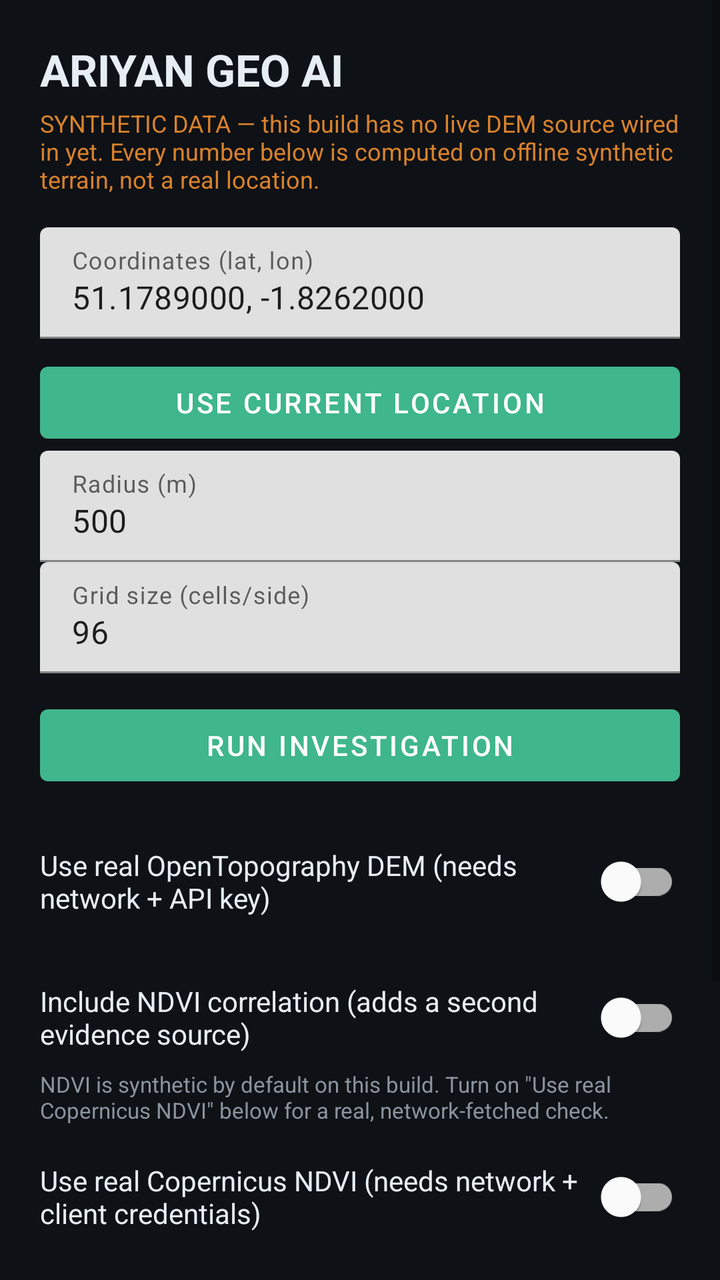
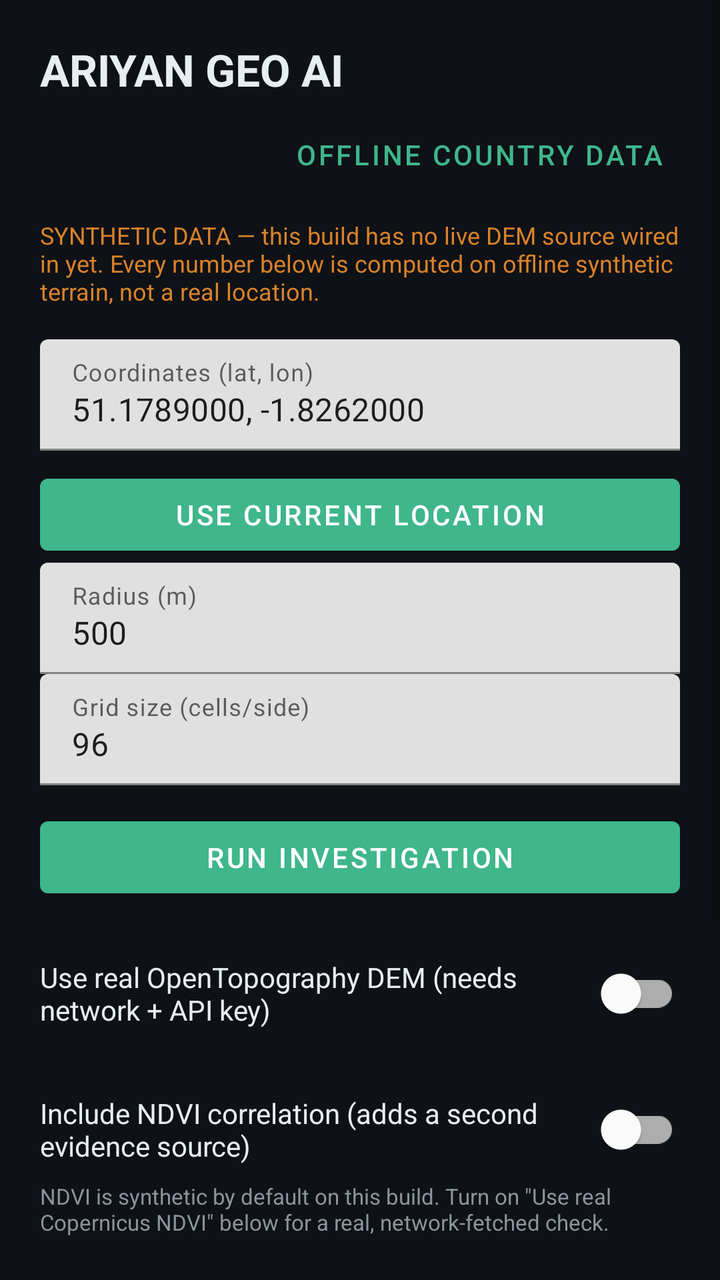

Two renders of the same Android screen: before a commit and after it. Below are the layout's source before the change and the commit's diff.
<!-- AndroidManifest.xml: application theme Theme.AriyanGeoAi -->
<!-- res/layout/activity_main.xml -->
<?xml version="1.0" encoding="utf-8"?>
<ScrollView xmlns:android="http://schemas.android.com/apk/res/android"
    xmlns:app="http://schemas.android.com/apk/res-auto"
    android:layout_width="match_parent"
    android:layout_height="match_parent"
    android:background="@color/ariyan_bg"
    android:fillViewport="true">

    <LinearLayout
        android:layout_width="match_parent"
        android:layout_height="wrap_content"
        android:orientation="vertical"
        android:padding="20dp">

        <TextView
            android:layout_width="match_parent"
            android:layout_height="wrap_content"
            android:text="@string/app_name"
            android:textColor="@color/ariyan_text_primary"
            android:textSize="22sp"
            android:textStyle="bold"
            android:paddingBottom="4dp" />

        <TextView
            android:id="@+id/textSyntheticNotice"
            android:layout_width="match_parent"
            android:layout_height="wrap_content"
            android:text="@string/synthetic_notice"
            android:textColor="@color/ariyan_warn"
            android:textSize="12sp"
            android:paddingBottom="16dp" />

        <com.google.android.material.textfield.TextInputLayout
            android:layout_width="match_parent"
            android:layout_height="wrap_content"
            android:hint="Coordinates (lat, lon)">
            <com.google.android.material.textfield.TextInputEditText
                android:id="@+id/inputCoords"
                android:layout_width="match_parent"
                android:layout_height="wrap_content"
                android:inputType="text"
                android:text="51.1789000, -1.8262000" />
        </com.google.android.material.textfield.TextInputLayout>

        <com.google.android.material.button.MaterialButton
            android:id="@+id/buttonUseLocation"
            android:layout_width="match_parent"
            android:layout_height="wrap_content"
            android:layout_marginTop="8dp"
            android:text="Use current location" />
        <com.google.android.material.textfield.TextInputLayout
            android:layout_width="match_parent"
            android:layout_height="wrap_content"
            android:hint="@string/hint_radius">
            <com.google.android.material.textfield.TextInputEditText
                android:id="@+id/inputRadius"
                android:layout_width="match_parent"
                android:layout_height="wrap_content"
                android:inputType="numberDecimal"
                android:text="500" />
        </com.google.android.material.textfield.TextInputLayout>

        <com.google.android.material.textfield.TextInputLayout
            android:layout_width="match_parent"
            android:layout_height="wrap_content"
            android:hint="@string/hint_grid">
            <com.google.android.material.textfield.TextInputEditText
                android:id="@+id/inputGrid"
                android:layout_width="match_parent"
                android:layout_height="wrap_content"
                android:inputType="number"
                android:text="96" />
        </com.google.android.material.textfield.TextInputLayout>

        <com.google.android.material.button.MaterialButton
            android:id="@+id/buttonRun"
            android:layout_width="match_parent"
            android:layout_height="wrap_content"
            android:layout_marginTop="12dp"
            android:text="@string/run_investigation"
            app:backgroundTint="@color/ariyan_accent" />

        <com.google.android.material.switchmaterial.SwitchMaterial
            android:id="@+id/switchRealDem"
            android:layout_width="match_parent"
            android:layout_height="wrap_content"
            android:layout_marginTop="20dp"
            android:text="@string/use_real_dem"
            android:textColor="@color/ariyan_text_primary" />

        <TextView
            android:id="@+id/textRealDemNotice"
            android:layout_width="match_parent"
            android:layout_height="wrap_content"
            android:text="@string/real_dem_notice"
            android:textColor="@color/ariyan_text_secondary"
            android:textSize="11sp"
            android:paddingTop="2dp"
            android:visibility="gone" />

        <com.google.android.material.textfield.TextInputLayout
            android:id="@+id/layoutApiKey"
            android:layout_width="match_parent"
            android:layout_height="wrap_content"
            android:layout_marginTop="8dp"
            android:hint="@string/hint_api_key"
            android:visibility="gone">
            <com.google.android.material.textfield.TextInputEditText
                android:id="@+id/inputApiKey"
                android:layout_width="match_parent"
                android:layout_height="wrap_content"
                android:inputType="textPassword" />
        </com.google.android.material.textfield.TextInputLayout>

        <com.google.android.material.textfield.TextInputLayout
            android:id="@+id/layoutDemType"
            android:layout_width="match_parent"
            android:layout_height="wrap_content"
            android:hint="@string/hint_demtype"
            android:visibility="gone">
            <com.google.android.material.textfield.TextInputEditText
                android:id="@+id/inputDemType"
                android:layout_width="match_parent"
                android:layout_height="wrap_content"
                android:text="SRTMGL1" />
        </com.google.android.material.textfield.TextInputLayout>

        <com.google.android.material.switchmaterial.SwitchMaterial
            android:id="@+id/switchNdviCorrelation"
            android:layout_width="match_parent"
            android:layout_height="wrap_content"
            android:layout_marginTop="20dp"
            android:text="Include NDVI correlation (adds a second evidence source)"
            android:textColor="@color/ariyan_text_primary" />

        <TextView
            android:id="@+id/textNdviNotice"
            android:layout_width="match_parent"
            android:layout_height="wrap_content"
            android:text="NDVI is synthetic by default on this build. Turn on &quot;Use real Copernicus NDVI&quot; below for a real, network-fetched check."
            android:textColor="@color/ariyan_text_secondary"
            android:textSize="11sp"
            android:paddingTop="2dp" />

        <com.google.android.material.switchmaterial.SwitchMaterial
            android:id="@+id/switchRealNdvi"
            android:layout_width="match_parent"
            android:layout_height="wrap_content"
            android:layout_marginTop="12dp"
            android:text="Use real Copernicus NDVI (needs network + client credentials)"
            android:textColor="@color/ariyan_text_primary" />

        <TextView
            android:id="@+id/textRealNdviNotice"
            android:layout_width="match_parent"
            android:layout_height="wrap_content"
            android:text="Requires your own free Copernicus Data Space Ecosystem OAuth client ID/secret (dataspace.copernicus.eu). Stored only in memory for this session — not saved to disk. Uses your device's data connection. For each DEM candidate, fetches real NDVI mean/stdDev for a small core area at the point and a larger halo area around it; a core significantly below the halo indicates vegetation stress, a real documented signature of buried features."
            android:textColor="@color/ariyan_text_secondary"
            android:textSize="11sp"
            android:paddingTop="2dp"
            android:visibility="gone" />

        <com.google.android.material.textfield.TextInputLayout
            android:id="@+id/layoutNdviClientId"
            android:layout_width="match_parent"
            android:layout_height="wrap_content"
            android:layout_marginTop="8dp"
            android:hint="Copernicus OAuth client ID"
            android:visibility="gone">
            <com.google.android.material.textfield.TextInputEditText
                android:id="@+id/inputNdviClientId"
                android:layout_width="match_parent"
                android:layout_height="wrap_content"
                android:inputType="text" />
        </com.google.android.material.textfield.TextInputLayout>

        <com.google.android.material.textfield.TextInputLayout
            android:id="@+id/layoutNdviClientSecret"
            android:layout_width="match_parent"
            android:layout_height="wrap_content"
            android:hint="Copernicus OAuth client secret"
            android:visibility="gone">
            <com.google.android.material.textfield.TextInputEditText
                android:id="@+id/inputNdviClientSecret"
                android:layout_width="match_parent"
                android:layout_height="wrap_content"
                android:inputType="textPassword" />
        </com.google.android.material.textfield.TextInputLayout>

        <com.google.android.material.switchmaterial.SwitchMaterial
            android:id="@+id/switchGpr"
            android:layout_width="match_parent"
            android:layout_height="wrap_content"
            android:layout_marginTop="20dp"
            android:text="Attach GPR field pick (adds a third, site-anchored evidence source)"
            android:textColor="@color/ariyan_text_primary" />

        <TextView
            android:id="@+id/textGprNotice"
            android:layout_width="match_parent"
            android:layout_height="wrap_content"
            android:text="Requires a real two-way travel time read off an actual radargram (no GPR device is parsed automatically yet). Only attaches when &quot;Include NDVI correlation&quot; above is also enabled, since only that investigation path currently supports a third evidence source."
            android:textColor="@color/ariyan_text_secondary"
            android:textSize="11sp"
            android:paddingTop="2dp" />

        <com.google.android.material.textfield.TextInputLayout
            android:id="@+id/layoutGprSoilPreset"
            android:layout_width="match_parent"
            android:layout_height="wrap_content"
            android:layout_marginTop="8dp"
            android:hint="Soil preset key (air, fresh_water, dry_sand, saturated_sand, dry_clay, saturated_clay, silt_dry, loam_dry, limestone, granite, concrete_dry, ice)"
            android:visibility="gone">
            <com.google.android.material.textfield.TextInputEditText
                android:id="@+id/inputGprSoilPreset"
                android:layout_width="match_parent"
                android:layout_height="wrap_content"
                android:inputType="text"
                android:text="loam_dry" />
        </com.google.android.material.textfield.TextInputLayout>

        <com.google.android.material.textfield.TextInputLayout
            android:id="@+id/layoutGprTwoWayTime"
            android:layout_width="match_parent"
            android:layout_height="wrap_content"
            android:hint="Two-way travel time (ns), as read off the radargram"
            android:visibility="gone">
            <com.google.android.material.textfield.TextInputEditText
                android:id="@+id/inputGprTwoWayTime"
                android:layout_width="match_parent"
                android:layout_height="wrap_content"
                android:inputType="numberDecimal" />
        </com.google.android.material.textfield.TextInputLayout>

        <com.google.android.material.textfield.TextInputLayout
            android:id="@+id/layoutGprDeviceNote"
            android:layout_width="match_parent"
            android:layout_height="wrap_content"
            android:hint="GPR device / method note (optional)"
            android:visibility="gone">
            <com.google.android.material.textfield.TextInputEditText
                android:id="@+id/inputGprDeviceNote"
                android:layout_width="match_parent"
                android:layout_height="wrap_content"
                android:inputType="text" />
        </com.google.android.material.textfield.TextInputLayout>

        <TextView
            android:id="@+id/textRealGprNotice"
            android:layout_width="match_parent"
            android:layout_height="wrap_content"
            android:text="Depth is converted from the travel time using a published reference soil velocity range (Daniels; Conyers) -- an approximation, not a site-calibrated measurement. Reported as a depth estimate with an explicit min/max range, never a single precise number. This is a manual field pick (entry_method=manual); no specific GPR device export is parsed automatically yet."
            android:textColor="@color/ariyan_text_secondary"
            android:textSize="11sp"
            android:paddingTop="2dp"
            android:visibility="gone" />

        <ProgressBar
            android:id="@+id/progressBar"
            android:layout_width="wrap_content"
            android:layout_height="wrap_content"
            android:layout_gravity="center"
            android:layout_marginTop="16dp"
            android:visibility="gone" />

        <TextView
            android:id="@+id/textConfidence"
            android:layout_width="match_parent"
            android:layout_height="wrap_content"
            android:layout_marginTop="20dp"
            android:textColor="@color/ariyan_accent"
            android:textSize="15sp"
            android:textStyle="bold" />

        <TextView
            android:id="@+id/textResults"
            android:layout_width="match_parent"
            android:layout_height="wrap_content"
            android:layout_marginTop="12dp"
            android:fontFamily="monospace"
            android:textColor="@color/ariyan_text_secondary"
            android:textSize="12sp"
            android:textIsSelectable="true" />

    </LinearLayout>
</ScrollView>
<!-- resources referenced by this layout -->
<resources>
  <color name="ariyan_accent">#3FB68B</color>
  <color name="ariyan_bg">#0E1116</color>
  <color name="ariyan_text_primary">#E6EDF3</color>
  <color name="ariyan_text_secondary">#8B949E</color>
  <color name="ariyan_warn">#D9822B</color>
  <string name="app_name">ARIYAN GEO AI</string>
  <string name="hint_api_key">OpenTopography API key</string>
  <string name="hint_demtype">Dataset (e.g. SRTMGL1, COP30, NASADEM)</string>
  <string name="hint_grid">Grid size (cells/side)</string>
  <string name="hint_radius">Radius (m)</string>
  <string name="real_dem_notice">Requires your own free OpenTopography API key (opentopography.org). Stored only in memory for this session — not saved to disk. Uses your device\'s data connection.</string>
  <string name="run_investigation">Run Investigation</string>
  <string name="synthetic_notice">SYNTHETIC DATA — this build has no live DEM source wired in yet. Every number below is computed on offline synthetic terrain, not a real location.</string>
  <string name="use_real_dem">Use real OpenTopography DEM (needs network + API key)</string>
  <style name="Theme.AriyanGeoAi" parent="Theme.MaterialComponents.DayNight.NoActionBar">
          <item name="colorPrimary">@color/ariyan_accent</item>
          <item name="colorPrimaryDark">@color/ariyan_bg</item>
          <item name="colorAccent">@color/ariyan_accent</item>
          <item name="android:windowBackground">@color/ariyan_bg</item>
          <item name="android:statusBarColor" tools:targetApi="l">@color/ariyan_bg</item>
      </style>
</resources>

<!-- the commit's change to res/layout/activity_main.xml (unified diff, before → after) -->
@@ -21,6 +21,16 @@
             android:textStyle="bold"
             android:paddingBottom="4dp" />
 
+        <com.google.android.material.button.MaterialButton
+            android:id="@+id/buttonOfflineData"
+            style="@style/Widget.MaterialComponents.Button.TextButton"
+            android:layout_width="wrap_content"
+            android:layout_height="wrap_content"
+            android:layout_gravity="end"
+            android:layout_marginBottom="8dp"
+            android:text="@string/open_offline_data"
+            android:textColor="@color/ariyan_accent" />
+
         <TextView
             android:id="@+id/textSyntheticNotice"
             android:layout_width="match_parent"
<!-- resource entries referenced after the edit -->
@@ -10,6 +10,7 @@
   <string name="hint_demtype">Dataset (e.g. SRTMGL1, COP30, NASADEM)</string>
   <string name="hint_grid">Grid size (cells/side)</string>
   <string name="hint_radius">Radius (m)</string>
+  <string name="open_offline_data">Offline Country Data</string>
   <string name="real_dem_notice">Requires your own free OpenTopography API key (opentopography.org). Stored only in memory for this session — not saved to disk. Uses your device\'s data connection.</string>
   <string name="run_investigation">Run Investigation</string>
   <string name="synthetic_notice">SYNTHETIC DATA — this build has no live DEM source wired in yet. Every number below is computed on offline synthetic terrain, not a real location.</string>
